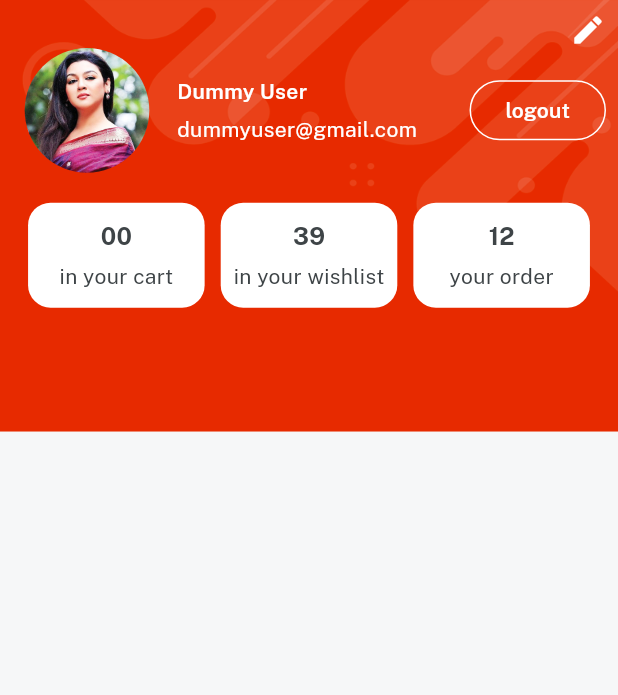
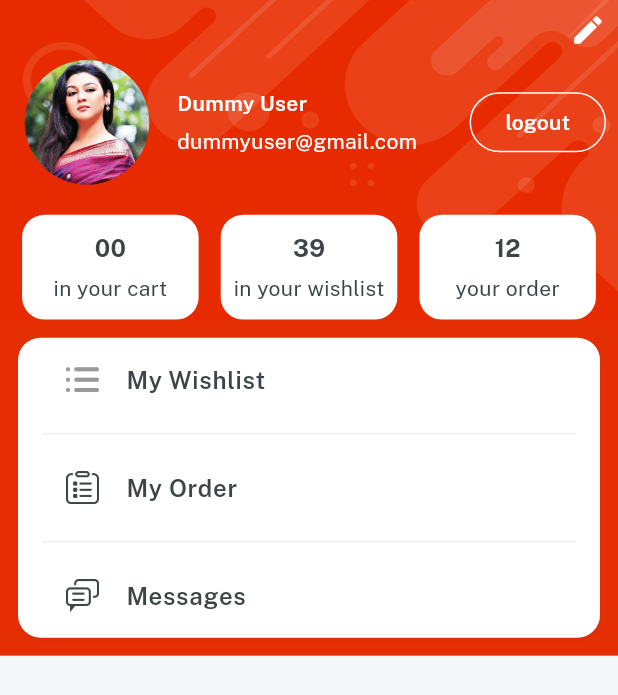
Before and after one commit to Shamimkhan1406/e_commerce_app, a Flutter app: the ProfileScreen screen opened directly, on a phone screen of 412 x 824 dp. Shown: the top 695 px of the screen. Run offline on Flutter 3.47's test engine with Material 3 defaults, Android fonts, the phone set to English and light mode, and no system bars; our stand-ins replace get, velocity_x.

Commit message:
profile screen ui complete

```diff
--- a/lib/consts/list.dart
+++ b/lib/consts/list.dart
@@ -46,3 +46,5 @@ const itemDetailButtonList = [
   returnPolicy,
   supportPolicy
 ];
+const profileButtonList = [wishLists,order,message];
+const profileButtonIcons = [icOrder,icOrders,icMessages];
--- a/lib/consts/strings.dart
+++ b/lib/consts/strings.dart
@@ -55,3 +55,5 @@ const video = "Video",
     returnPolicy = "Return Policy",
     supportPolicy = "Support Policy",
     productYouMayLike = "Products you may also like";
+
+const wishLists = "My Wishlist", order = "My Order",message = "Messages";
--- a/lib/views/profile_screen/profile_screen.dart
+++ b/lib/views/profile_screen/profile_screen.dart
@@ -1,4 +1,5 @@
 import 'package:emart_app/consts/consts.dart';
+import 'package:emart_app/consts/list.dart';
 import 'package:emart_app/views/profile_screen/components/details_card.dart';
 import 'package:emart_app/widget_common/bg_widget.dart';
 
@@ -10,12 +11,12 @@ class ProfileScreen extends StatelessWidget {
     return bgWidget(
       Scaffold(
         body: SafeArea(
-          child: Container(
-            padding: const EdgeInsets.all(8),
           child: Column(
             children: [
               //edit profile button
-                const Align(
+              Padding(
+                padding: const EdgeInsets.all(8.0),
+                child: const Align(
                   alignment: Alignment.topRight,
                   child: Icon(
                     Icons.edit,
@@ -24,9 +25,12 @@ class ProfileScreen extends StatelessWidget {
                 ).onTap(() {
                   //
                 }),
+              ),
 
               //user detail section
-                Row(
+              Padding(
+                padding: const EdgeInsets.symmetric(horizontal: 8),
+                child: Row(
                   children: [
                     Image.asset(
                       imgProfile2,
@@ -55,26 +59,64 @@ class ProfileScreen extends StatelessWidget {
                     ),
                   ],
                 ),
+              ),
               20.heightBox,
 
               Row(
                 mainAxisAlignment: MainAxisAlignment.spaceEvenly,
                 children: [
-                    detailsCard(context.screenWidth/3.5, "00", "in your cart"),
-                    detailsCard(context.screenWidth/3.5, "39", "in your wishlist"),
-                    detailsCard(context.screenWidth/3.5, "12", "your order"),
-                  ],
-                )
-                // Column(
-                //   mainAxisAlignment: MainAxisAlignment.center,
-                //   children: [
-                //     "00".text.color(darkFontGrey).fontFamily(bold).size(16).make(),
-                //     5.heightBox,
-                //     "in your cart".text.color(darkFontGrey).make(),
-                //   ],
-                // ).box.white.rounded.width(context.screenWidth / 4).height(60).padding(const EdgeInsets.all(4)).make(),
+                  detailsCard(
+                    context.screenWidth / 3.5,
+                    "00",
+                    "in your cart",
+                  ),
+                  detailsCard(
+                    context.screenWidth / 3.5,
+                    "39",
+                    "in your wishlist",
+                  ),
+                  detailsCard(
+                    context.screenWidth / 3.5,
+                    "12",
+                    "your order",
+                  ),
                 ],
               ),
+              //20.heightBox,
+              //button section
+              ListView.separated(
+                shrinkWrap: true,
+                itemBuilder: (context, index) {
+                  return ListTile(
+                    leading: Image.asset(
+                      profileButtonIcons[index],
+                      width: 22,
+                    ),
+                    title: profileButtonList[index]
+                        .text
+                        .fontFamily(semibold)
+                        .color(darkFontGrey)
+                        .make(),
+                  );
+                },
+                separatorBuilder: (context, index) {
+                  return const Divider(
+                    color: lightGrey,
+                  );
+                },
+                itemCount: profileButtonList.length,
+              )
+                  .box
+                  .white
+                  .rounded
+                  .margin(const EdgeInsets.all(12))
+                  .padding(const EdgeInsets.symmetric(horizontal: 16))
+                  .shadowSm
+                  .make()
+                  .box
+                  .color(redColor)
+                  .make(),
+            ],
           ),
         ),
       ),
```
Lines whose indentation alone changed are shown as unchanged.
